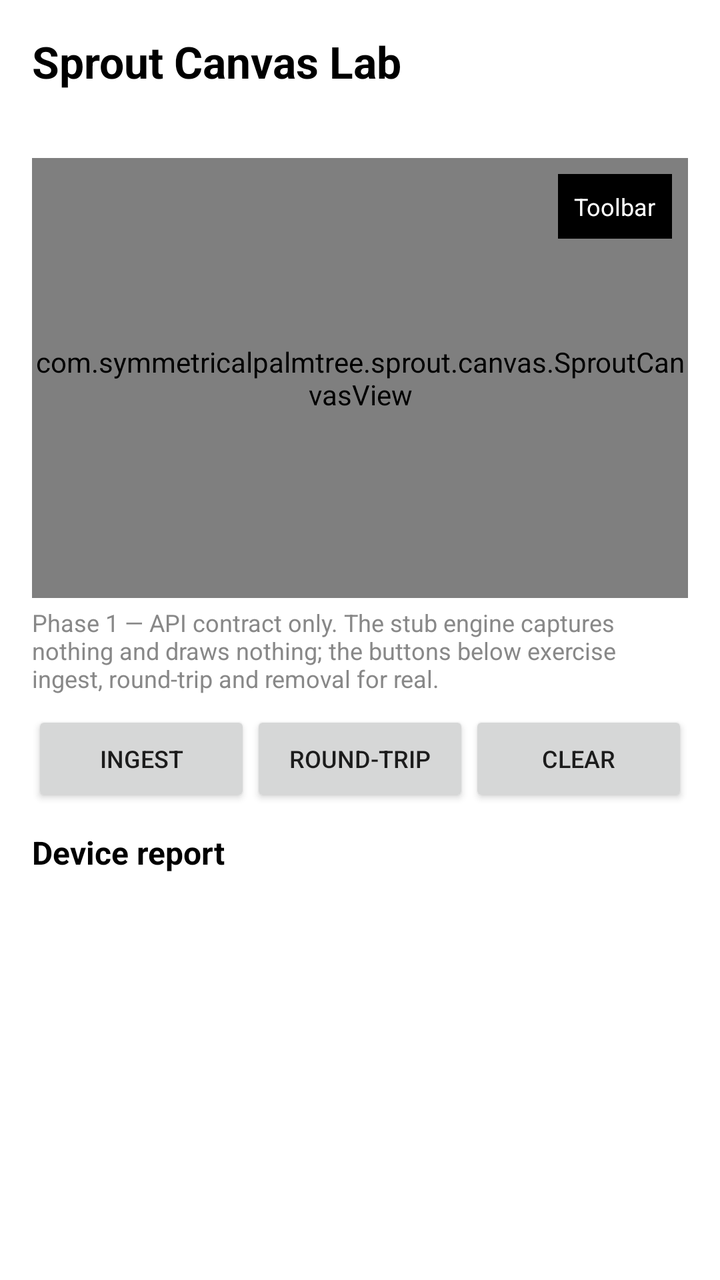
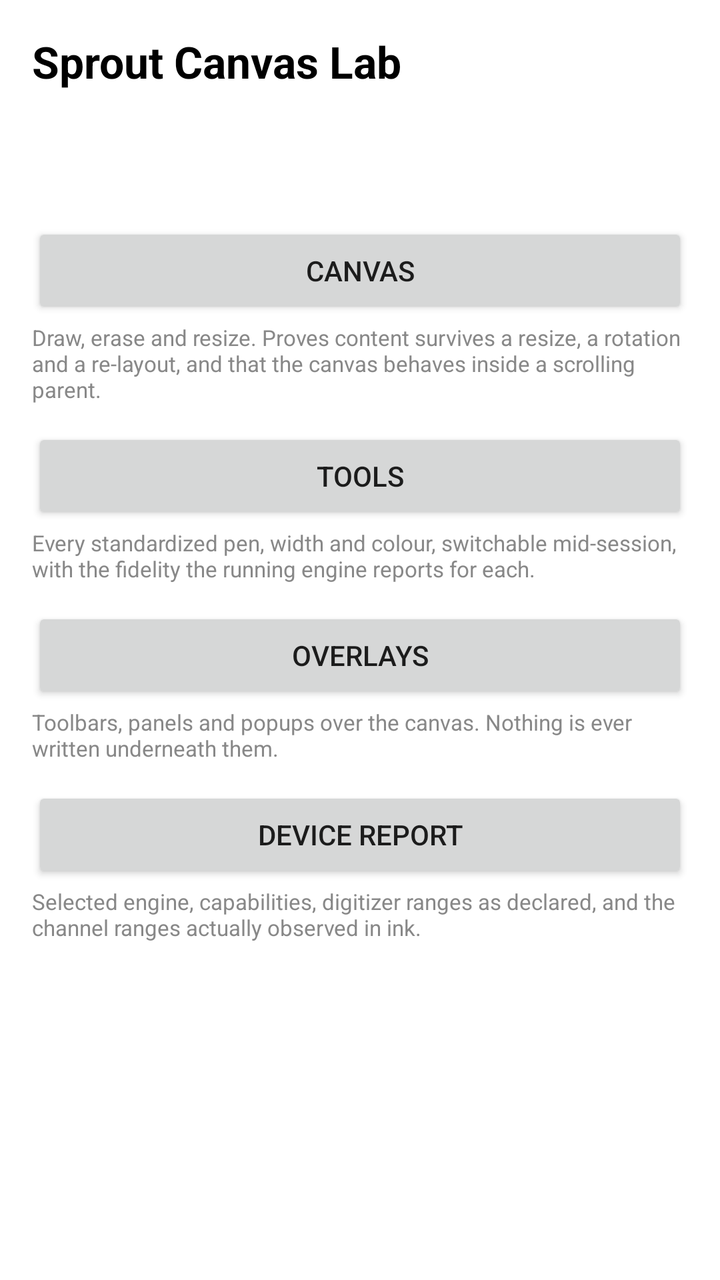

Compare the two renders of this Android layout. The source of the first and the diff that turns it into the second are given below.
<!-- AndroidManifest.xml: application theme Theme.SproutCanvasLab -->
<!-- res/layout/activity_lab.xml -->
<?xml version="1.0" encoding="utf-8"?>
<ScrollView xmlns:android="http://schemas.android.com/apk/res/android"
    xmlns:app="http://schemas.android.com/apk/res-auto"
    android:layout_width="match_parent"
    android:layout_height="match_parent"
    android:background="@color/paper_white">

    <LinearLayout
        android:layout_width="match_parent"
        android:layout_height="wrap_content"
        android:orientation="vertical"
        android:padding="16dp">

        <TextView
            android:layout_width="wrap_content"
            android:layout_height="wrap_content"
            android:text="@string/app_name"
            android:textColor="@color/ink_black"
            android:textSize="22sp"
            android:textStyle="bold" />

        <TextView
            android:id="@+id/libraryVersion"
            android:layout_width="wrap_content"
            android:layout_height="wrap_content"
            android:layout_marginTop="4dp"
            android:textColor="@color/ink_light"
            android:textSize="13sp" />

        
        <FrameLayout
            android:layout_width="match_parent"
            android:layout_height="220dp"
            android:layout_marginTop="12dp">

            <com.symmetricalpalmtree.sprout.canvas.SproutCanvasView
                android:id="@+id/canvas"
                android:layout_width="match_parent"
                android:layout_height="match_parent"
                android:background="@color/paper_white"
                app:sproutColor="@color/ink_black"
                app:sproutPen="fountain"
                app:sproutWidthDp="2.0" />

            
            <TextView
                android:id="@+id/floatingToolbar"
                android:layout_width="wrap_content"
                android:layout_height="wrap_content"
                android:layout_gravity="top|end"
                android:layout_margin="8dp"
                android:background="@color/ink_black"
                android:padding="8dp"
                android:text="@string/toolbar_label"
                android:textColor="@color/paper_white"
                android:textSize="12sp" />
        </FrameLayout>

        <TextView
            android:id="@+id/canvasNote"
            android:layout_width="match_parent"
            android:layout_height="wrap_content"
            android:layout_marginTop="4dp"
            android:text="@string/phase_one_note"
            android:textColor="@color/ink_light"
            android:textSize="12sp" />

        <LinearLayout
            android:layout_width="match_parent"
            android:layout_height="wrap_content"
            android:layout_marginTop="8dp"
            android:orientation="horizontal">

            <Button
                android:id="@+id/ingestButton"
                android:layout_width="0dp"
                android:layout_height="wrap_content"
                android:layout_weight="1"
                android:text="@string/action_ingest"
                android:textSize="12sp" />

            <Button
                android:id="@+id/roundTripButton"
                android:layout_width="0dp"
                android:layout_height="wrap_content"
                android:layout_weight="1"
                android:text="@string/action_round_trip"
                android:textSize="12sp" />

            <Button
                android:id="@+id/clearButton"
                android:layout_width="0dp"
                android:layout_height="wrap_content"
                android:layout_weight="1"
                android:text="@string/action_clear"
                android:textSize="12sp" />
        </LinearLayout>

        <TextView
            android:layout_width="wrap_content"
            android:layout_height="wrap_content"
            android:layout_marginTop="12dp"
            android:text="@string/device_report_heading"
            android:textColor="@color/ink_black"
            android:textSize="16sp"
            android:textStyle="bold" />

        
        <TextView
            android:id="@+id/deviceReport"
            android:layout_width="match_parent"
            android:layout_height="wrap_content"
            android:layout_marginTop="4dp"
            android:fontFamily="monospace"
            android:textColor="@color/ink_black"
            android:textIsSelectable="true"
            android:textSize="11sp" />
    </LinearLayout>
</ScrollView>
<!-- resources referenced by this layout -->
<resources>
  <color name="ink_black">#FF000000</color>
  <color name="ink_light">#FF888888</color>
  <color name="paper_white">#FFFFFFFF</color>
  <string name="action_clear">Clear</string>
  <string name="action_ingest">Ingest</string>
  <string name="action_round_trip">Round-trip</string>
  <string name="app_name">Sprout Canvas Lab</string>
  <string name="device_report_heading">Device report</string>
  <string name="phase_one_note">Phase 1 — API contract only. The stub engine captures nothing and draws nothing; the buttons below exercise ingest, round-trip and removal for real.</string>
  <string name="toolbar_label">Toolbar</string>
  <style name="Theme.SproutCanvasLab" parent="Theme.AppCompat.Light.NoActionBar">
          <item name="android:windowBackground">@color/paper_white</item>
          <item name="android:statusBarColor">@color/paper_white</item>
          <item name="android:windowLightStatusBar">true</item>
      </style>
</resources>

<!-- the commit's change to res/layout/activity_lab.xml (unified diff, before → after) -->
@@ -1,6 +1,5 @@
 <?xml version="1.0" encoding="utf-8"?>
 <ScrollView xmlns:android="http://schemas.android.com/apk/res/android"
-    xmlns:app="http://schemas.android.com/apk/res-auto"
     android:layout_width="match_parent"
     android:layout_height="match_parent"
     android:background="@color/paper_white">
@@ -27,93 +26,58 @@
             android:textColor="@color/ink_light"
             android:textSize="13sp" />
 
-        
-        <FrameLayout
-            android:layout_width="match_parent"
-            android:layout_height="220dp"
-            android:layout_marginTop="12dp">
-
-            <com.symmetricalpalmtree.sprout.canvas.SproutCanvasView
-                android:id="@+id/canvas"
-                android:layout_width="match_parent"
-                android:layout_height="match_parent"
-                android:background="@color/paper_white"
-                app:sproutColor="@color/ink_black"
-                app:sproutPen="fountain"
-                app:sproutWidthDp="2.0" />
-
-            
-            <TextView
-                android:id="@+id/floatingToolbar"
-                android:layout_width="wrap_content"
-                android:layout_height="wrap_content"
-                android:layout_gravity="top|end"
-                android:layout_margin="8dp"
-                android:background="@color/ink_black"
-                android:padding="8dp"
-                android:text="@string/toolbar_label"
-                android:textColor="@color/paper_white"
-                android:textSize="12sp" />
-        </FrameLayout>
-
         <TextView
-            android:id="@+id/canvasNote"
+            android:id="@+id/engineSummary"
             android:layout_width="match_parent"
             android:layout_height="wrap_content"
-            android:layout_marginTop="4dp"
-            android:text="@string/phase_one_note"
-            android:textColor="@color/ink_light"
-            android:textSize="12sp" />
-
-        <LinearLayout
-            android:layout_width="match_parent"
-            android:layout_height="wrap_content"
-            android:layout_marginTop="8dp"
-            android:orientation="horizontal">
-
-            <Button
-                android:id="@+id/ingestButton"
-                android:layout_width="0dp"
-                android:layout_height="wrap_content"
-                android:layout_weight="1"
-                android:text="@string/action_ingest"
-                android:textSize="12sp" />
-
-            <Button
-                android:id="@+id/roundTripButton"
-                android:layout_width="0dp"
-                android:layout_height="wrap_content"
-                android:layout_weight="1"
-                android:text="@string/action_round_trip"
-                android:textSize="12sp" />
-
-            <Button
-                android:id="@+id/clearButton"
-                android:layout_width="0dp"
-                android:layout_height="wrap_content"
-                android:layout_weight="1"
-                android:text="@string/action_clear"
-                android:textSize="12sp" />
-        </LinearLayout>
-
-        <TextView
-            android:layout_width="wrap_content"
-            android:layout_height="wrap_content"
             android:layout_marginTop="12dp"
-            android:text="@string/device_report_heading"
-            android:textColor="@color/ink_black"
-            android:textSize="16sp"
-            android:textStyle="bold" />
-
-        
-        <TextView
-            android:id="@+id/deviceReport"
-            android:layout_width="match_parent"
-            android:layout_height="wrap_content"
-            android:layout_marginTop="4dp"
             android:fontFamily="monospace"
             android:textColor="@color/ink_black"
             android:textIsSelectable="true"
-            android:textSize="11sp" />
+            android:textSize="12sp" />
+
+        <Button
+            android:id="@+id/openCanvas"
+            android:layout_width="match_parent"
+            android:layout_height="wrap_content"
+            android:layout_marginTop="16dp"
+            android:text="@string/screen_canvas" />
+
+        <TextView
+            style="@style/LabHint"
+            android:text="@string/screen_canvas_hint" />
+
+        <Button
+            android:id="@+id/openTools"
+            android:layout_width="match_parent"
+            android:layout_height="wrap_content"
+            android:layout_marginTop="12dp"
+            android:text="@string/screen_tools" />
+
+        <TextView
+            style="@style/LabHint"
+            android:text="@string/screen_tools_hint" />
+
+        <Button
+            android:id="@+id/openOverlays"
+            android:layout_width="match_parent"
+            android:layout_height="wrap_content"
+            android:layout_marginTop="12dp"
+            android:text="@string/screen_overlays" />
+
+        <TextView
+            style="@style/LabHint"
+            android:text="@string/screen_overlays_hint" />
+
+        <Button
+            android:id="@+id/openDeviceReport"
+            android:layout_width="match_parent"
+            android:layout_height="wrap_content"
+            android:layout_marginTop="12dp"
+            android:text="@string/screen_device_report" />
+
+        <TextView
+            style="@style/LabHint"
+            android:text="@string/screen_device_report_hint" />
     </LinearLayout>
 </ScrollView>
<!-- resource entries referenced after the edit -->
@@ -3,13 +3,22 @@
   <color name="ink_black">#FF000000</color>
   <color name="ink_light">#FF888888</color>
   <color name="paper_white">#FFFFFFFF</color>
-  <string name="action_clear">Clear</string>
-  <string name="action_ingest">Ingest</string>
-  <string name="action_round_trip">Round-trip</string>
   <string name="app_name">Sprout Canvas Lab</string>
-  <string name="device_report_heading">Device report</string>
-  <string name="phase_one_note">Phase 1 — API contract only. The stub engine captures nothing and draws nothing; the buttons below exercise ingest, round-trip and removal for real.</string>
-  <string name="toolbar_label">Toolbar</string>
+  <string name="screen_canvas">Canvas</string>
+  <string name="screen_canvas_hint">Draw, erase and resize. Proves content survives a resize, a rotation and a re-layout, and that the canvas behaves inside a scrolling parent.</string>
+  <string name="screen_device_report">Device report</string>
+  <string name="screen_device_report_hint">Selected engine, capabilities, digitizer ranges as declared, and the channel ranges actually observed in ink.</string>
+  <string name="screen_overlays">Overlays</string>
+  <string name="screen_overlays_hint">Toolbars, panels and popups over the canvas. Nothing is ever written underneath them.</string>
+  <string name="screen_tools">Tools</string>
+  <string name="screen_tools_hint">Every standardized pen, width and colour, switchable mid-session, with the fidelity the running engine reports for each.</string>
+  <style name="LabHint">
+          <item name="android:layout_width">match_parent</item>
+          <item name="android:layout_height">wrap_content</item>
+          <item name="android:layout_marginTop">2dp</item>
+          <item name="android:textColor">@color/ink_light</item>
+          <item name="android:textSize">11sp</item>
+      </style>
   <style name="Theme.SproutCanvasLab" parent="Theme.AppCompat.Light.NoActionBar">
           <item name="android:windowBackground">@color/paper_white</item>
           <item name="android:statusBarColor">@color/paper_white</item>
